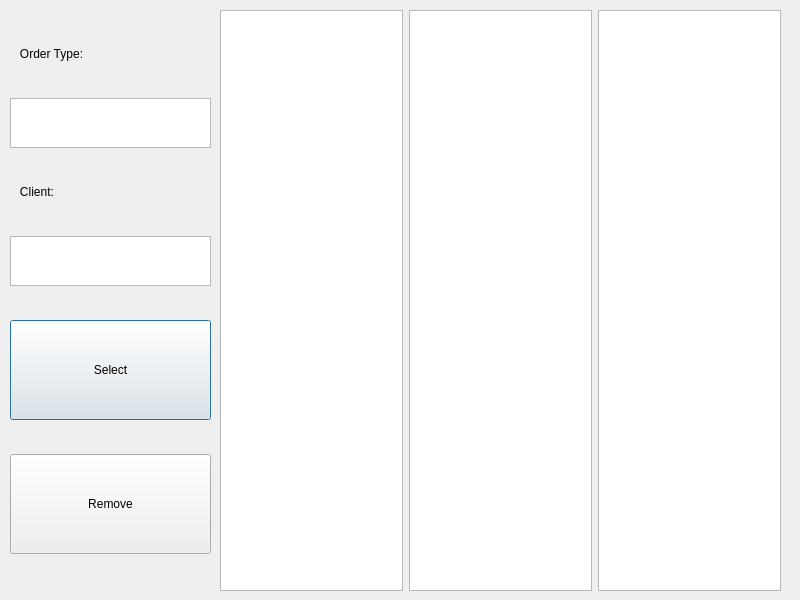
Before: the Qt Designer form UI/orders_window.ui in npaolini-8/se-group-5, drawn with Qt 5.
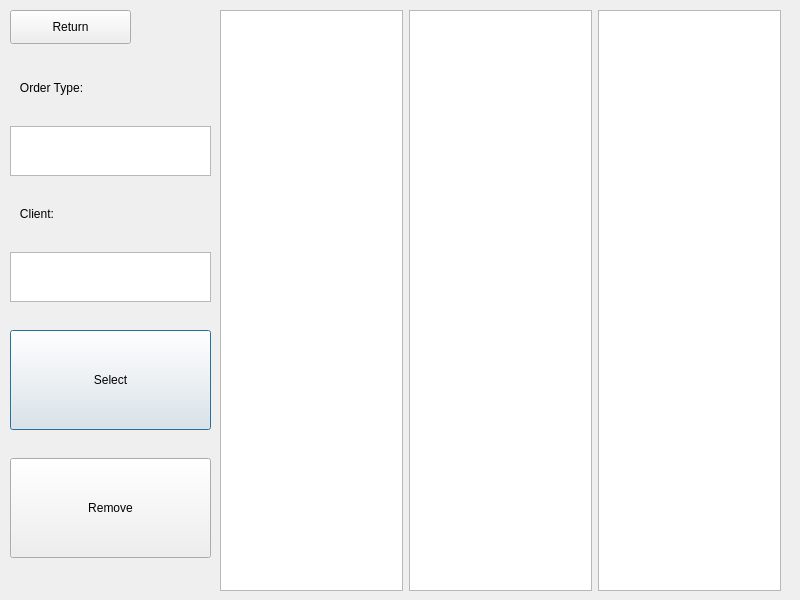
After: the same form once the commit is applied.

Commit message:
Added Return and logout buttons
Added buttons, added warehouse_controller functionality.  Other things as well.  Had to remove animation on login cause it was causing segfaults :(

```diff
--- a/UI/orders_window.ui
+++ b/UI/orders_window.ui
@@ -17,9 +17,9 @@
    <property name="geometry">
     <rect>
      <x>10</x>
-     <y>10</y>
+     <y>50</y>
      <width>201</width>
-     <height>581</height>
+     <height>541</height>
     </rect>
    </property>
    <layout class="QVBoxLayout" name="verticalLayout">
@@ -121,6 +121,19 @@
     </item>
    </layout>
   </widget>
+  <widget class="QPushButton" name="return_btn">
+   <property name="geometry">
+    <rect>
+     <x>10</x>
+     <y>10</y>
+     <width>121</width>
+     <height>34</height>
+    </rect>
+   </property>
+   <property name="text">
+    <string>Return</string>
+   </property>
+  </widget>
  </widget>
  <resources/>
  <connections/>
```
The commit also changes 9 other files.
